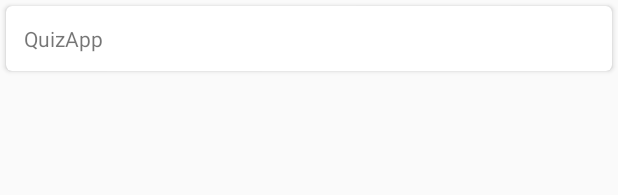
After one commit to RogerSilva2/pokeQuizApp, an Android app: the layout item_question.xml on its own in the app's theme, with its tools: preview values and no code run, on a phone screen of 412 x 824 dp. The commit adds this screen. Shown: the top 195 px of the screen. Run offline under Robolectric (Android 15) with nearby library versions, the phone set to English and light mode, and no system bars.

Commit message:
Listar perguntas

```diff
--- a/app/src/main/AndroidManifest.xml
+++ b/app/src/main/AndroidManifest.xml
@@ -32,6 +32,9 @@
             android:name=".activities.AddQuestionActivity"
             android:configChanges="keyboard|screenSize|orientation"
             android:screenOrientation="portrait" />
+        <activity android:name=".activities.ListQuestionActivity"
+            android:configChanges="keyboard|screenSize|orientation"
+            android:screenOrientation="portrait" />
     </application>
 
 </manifest>
--- /dev/null
+++ b/app/src/main/res/layout/item_question.xml
@@ -0,0 +1,26 @@
+<?xml version="1.0" encoding="utf-8"?>
+<LinearLayout
+    xmlns:android="http://schemas.android.com/apk/res/android"
+    xmlns:card_view="http://schemas.android.com/apk/res-auto"
+    android:layout_width="match_parent"
+    android:layout_height="wrap_content">
+
+    <android.support.v7.widget.CardView
+        xmlns:card_view="http://schemas.android.com/apk/res-auto"
+        android:layout_gravity="center"
+        android:layout_width="match_parent"
+        android:layout_height="wrap_content"
+        android:layout_margin="4dp"
+        card_view:cardCornerRadius="4dp">
+
+        <TextView
+            android:id="@+id/txt_question"
+            android:layout_width="match_parent"
+            android:layout_height="match_parent"
+            android:padding="12dp"
+            android:gravity="center_vertical"
+            android:text="@string/app_name" />
+
+    </android.support.v7.widget.CardView>
+
+</LinearLayout>
```
Also changed, not shown: app/src/main/java/br/edu/fa7/quizapp/activities/ListQuestionActivity.java (added, +36 -0 lines), app/src/main/java/br/edu/fa7/quizapp/activities/MainActivity.java (+16 -1 lines), app/src/main/java/br/edu/fa7/quizapp/adapters/QuestionAdapter.java (added, +54 -0 lines), app/src/main/java/br/edu/fa7/quizapp/daos/QuestionDAO.java (+10 -2 lines), app/src/main/res/layout/activity_add_question.xml (+6 -6 lines), app/src/main/res/layout/activity_list_question.xml (added, +16 -0 lines).
